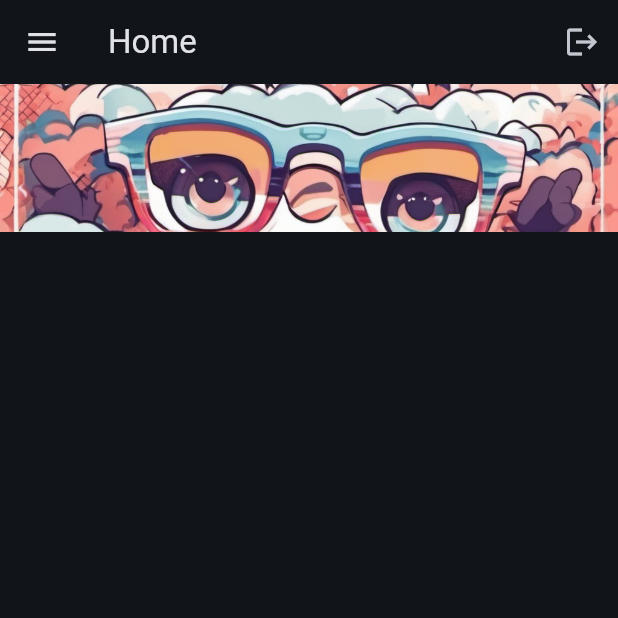
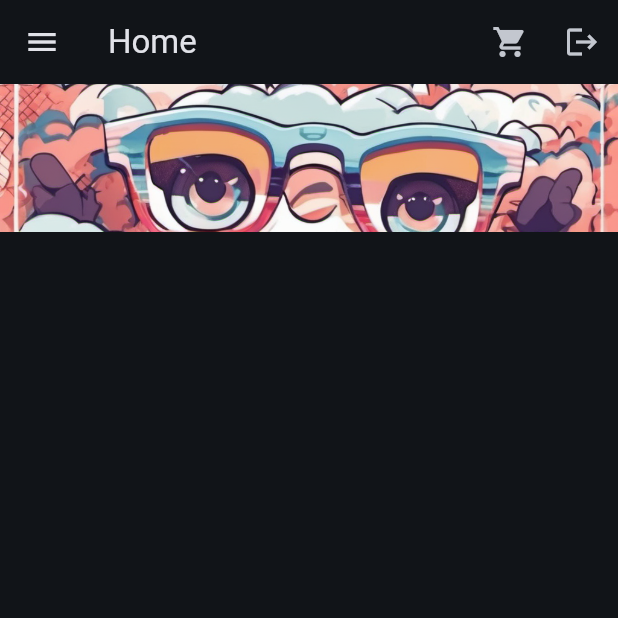
Before and after one commit to HumbertoSuk/EcommerceFlutter, a Flutter app: the HomeScreen screen opened by its route, on a phone screen of 412 x 824 dp, the top half of it. Run offline on Flutter 3.47's test engine with Material 3 defaults, Android fonts, the light colour scheme and no system bars; our stand-ins replace carousel_slider, cloud_firestore, email_validator, firebase_auth, firebase_core, firebase_messaging and 2 more; accounts and stored records are empty.

Commit message:
icono carrio

```diff
--- a/lib/presentation/screens/Home/HomeScreen.dart
+++ b/lib/presentation/screens/Home/HomeScreen.dart
@@ -17,6 +17,13 @@ class HomeScreen extends StatelessWidget {
       appBar: AppBar(
         title: const Text('Home'),
         actions: [
+          IconButton(
+            icon:
+                const Icon(Icons.shopping_cart), // Icono del carrito de compras
+            onPressed: () {
+              // Agrega aquí la lógica para abrir la pantalla del carrito de compras
+            },
+          ),
           IconButton(
             icon: const Icon(Icons.logout),
             onPressed: () {
```
Also changed, not shown: pubspec.lock.
